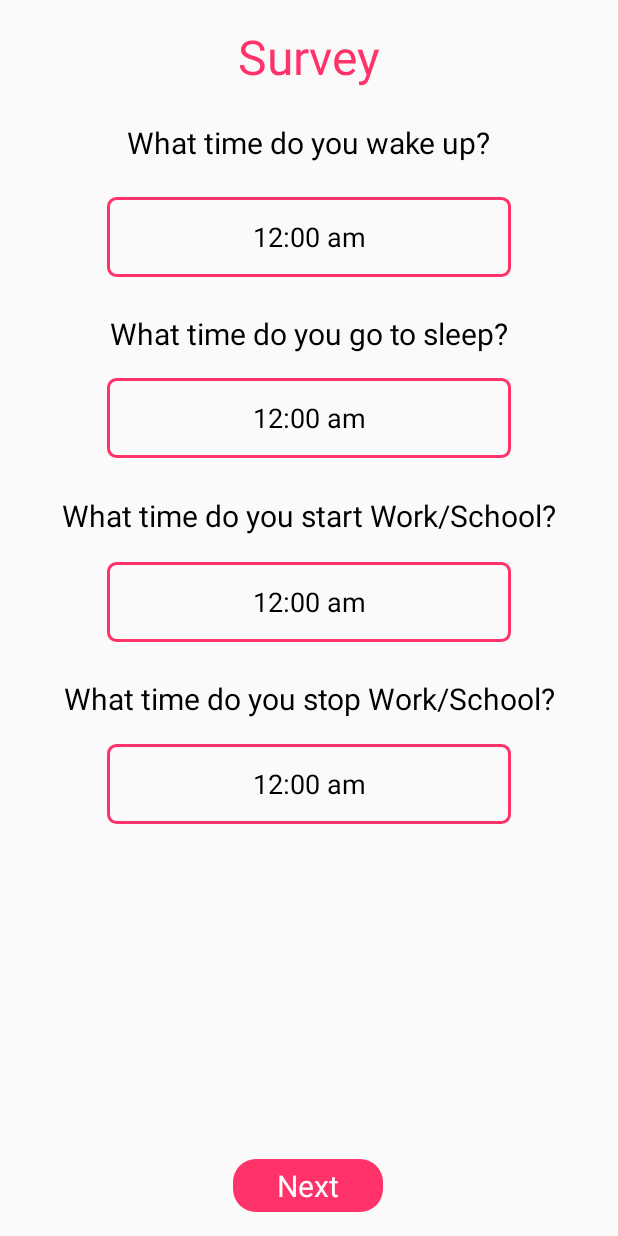
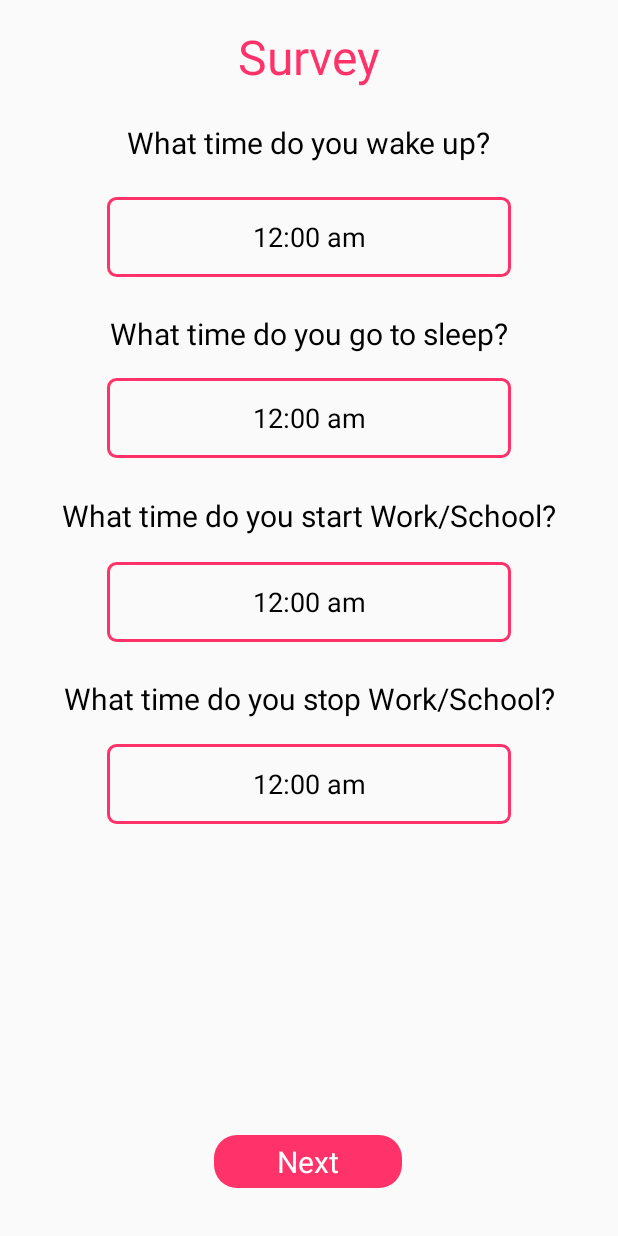
Before and after one commit to Jaxon1517/Scheduler, an Android app: the SurveyActivity screen opened directly, with no data from a screen before it, on a phone screen of 412 x 824 dp. Run offline under Robolectric (Android 15) with nearby library versions, the phone set to English and light mode, and no system bars.

Commit message:
Fixed MainActivity

```diff
--- a/app/src/main/res/layout/activity_survey.xml
+++ b/app/src/main/res/layout/activity_survey.xml
@@ -154,9 +154,9 @@
 
     <TextView
         android:id="@+id/nextButton"
-        android:layout_width="100dp"
+        android:layout_width="125dp"
         android:layout_height="35dp"
-        android:layout_marginBottom="16dp"
+        android:layout_marginBottom="32dp"
         android:background="@drawable/button"
         android:gravity="center"
         android:onClick="goHome"
```
